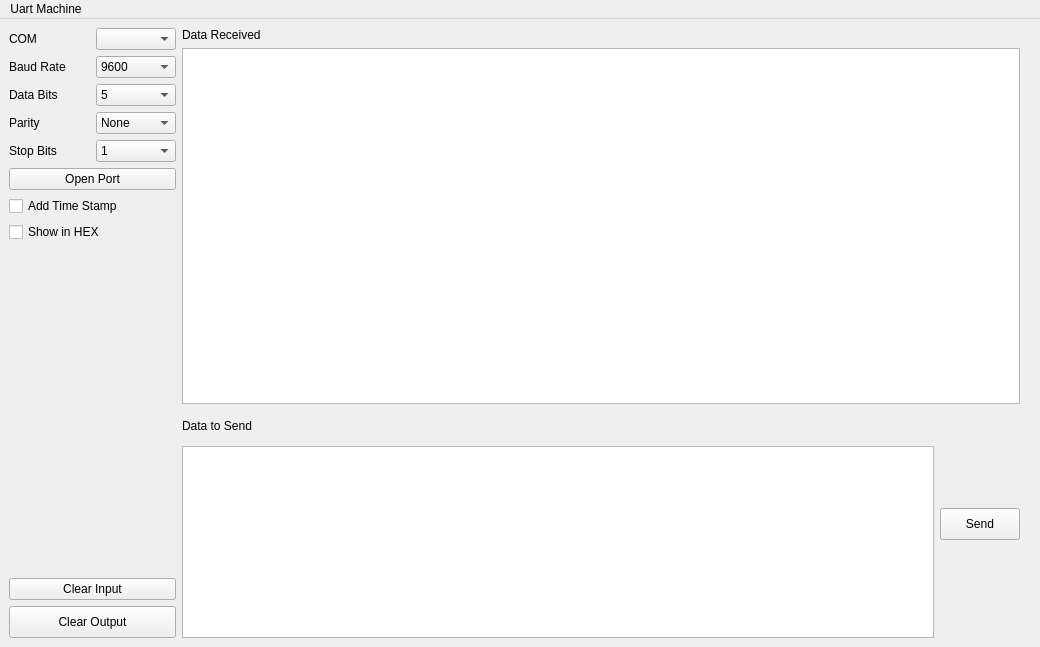
Above: mainwindow.ui from yuukidach/Serial-Machine before the change. Below: the same form after it.
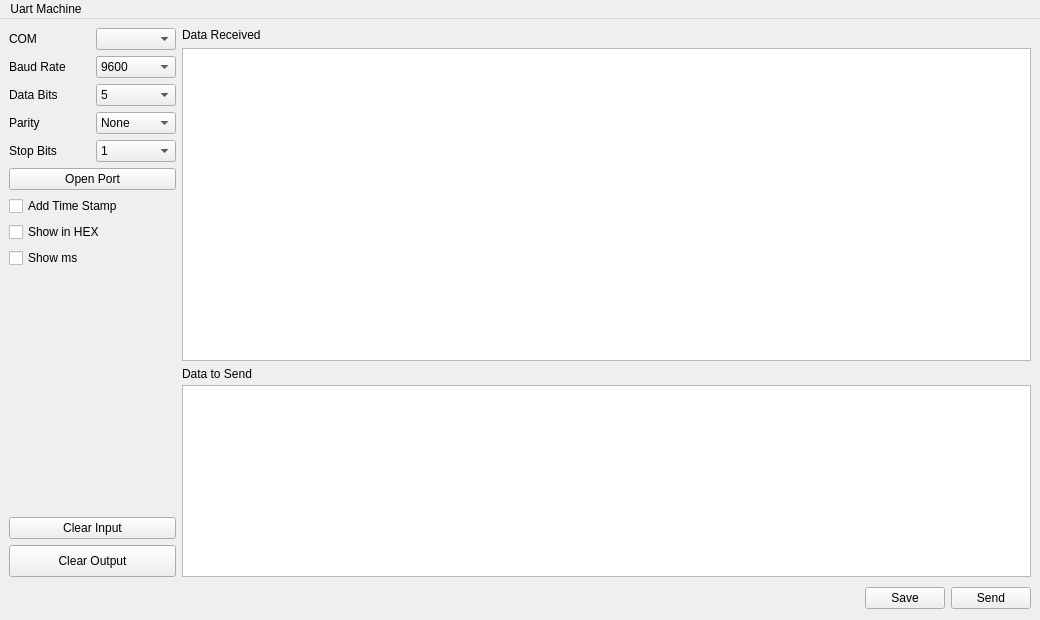
That is the form after the change.

```diff
--- a/mainwindow.ui
+++ b/mainwindow.ui
@@ -7,7 +7,7 @@
     <x>0</x>
     <y>0</y>
     <width>1040</width>
-    <height>647</height>
+    <height>620</height>
    </rect>
   </property>
   <property name="sizePolicy">
@@ -29,15 +29,9 @@
      <verstretch>0</verstretch>
     </sizepolicy>
    </property>
-   <layout class="QGridLayout" name="gridLayout_7">
-    <property name="rightMargin">
-     <number>20</number>
-    </property>
-    <item row="0" column="0">
      <layout class="QGridLayout" name="gridLayout_3">
-      <property name="sizeConstraint">
-       <enum>QLayout::SetDefaultConstraint</enum>
-      </property>
+    <item row="0" column="0">
+     <layout class="QGridLayout" name="gridLayout_2">
       <item row="0" column="0">
        <widget class="QLabel" name="label">
         <property name="text">
@@ -195,15 +189,82 @@
         </property>
        </widget>
       </item>
+      <item row="8" column="0" colspan="2">
+       <widget class="QCheckBox" name="hexCkBox_2">
+        <property name="text">
+         <string>Show ms</string>
+        </property>
+       </widget>
+      </item>
      </layout>
     </item>
-    <item row="3" column="2" rowspan="3">
+    <item row="6" column="0">
+     <widget class="QPushButton" name="clearInButton">
+      <property name="sizePolicy">
+       <sizepolicy hsizetype="Minimum" vsizetype="Minimum">
+        <horstretch>0</horstretch>
+        <verstretch>0</verstretch>
+       </sizepolicy>
+      </property>
+      <property name="text">
+       <string>Clear Input</string>
+      </property>
+     </widget>
+    </item>
+    <item row="8" column="2">
+     <layout class="QGridLayout" name="gridLayout">
+      <property name="topMargin">
+       <number>4</number>
+      </property>
+      <property name="bottomMargin">
+       <number>2</number>
+      </property>
+      <item row="0" column="0">
+       <widget class="QPushButton" name="saveButton">
+        <property name="enabled">
+         <bool>true</bool>
+        </property>
+        <property name="sizePolicy">
+         <sizepolicy hsizetype="Minimum" vsizetype="Minimum">
+          <horstretch>0</horstretch>
+          <verstretch>0</verstretch>
+         </sizepolicy>
+        </property>
+        <property name="maximumSize">
+         <size>
+          <width>16777215</width>
+          <height>32</height>
+         </size>
+        </property>
+        <property name="sizeIncrement">
+         <size>
+          <width>0</width>
+          <height>0</height>
+         </size>
+        </property>
+        <property name="font">
+         <font>
+          <underline>false</underline>
+         </font>
+        </property>
+        <property name="styleSheet">
+         <string notr="true"/>
+        </property>
+        <property name="text">
+         <string>Save</string>
+        </property>
+        <property name="checkable">
+         <bool>false</bool>
+        </property>
+       </widget>
+      </item>
+      <item row="0" column="1">
      <widget class="QPushButton" name="sendButton">
       <property name="enabled">
        <bool>true</bool>
       </property>
       <property name="sizePolicy">
-       <sizepolicy hsizetype="Minimum" vsizetype="Ignored">
+         <sizepolicy hsizetype="Minimum" vsizetype="Minimum">
         <horstretch>0</horstretch>
         <verstretch>0</verstretch>
        </sizepolicy>
@@ -236,7 +297,34 @@
       </property>
      </widget>
     </item>
-    <item row="0" column="1" rowspan="3" colspan="2">
+     </layout>
+    </item>
+    <item row="7" column="0">
+     <widget class="QPushButton" name="clearOutButton">
+      <property name="sizePolicy">
+       <sizepolicy hsizetype="Minimum" vsizetype="Minimum">
+        <horstretch>0</horstretch>
+        <verstretch>0</verstretch>
+       </sizepolicy>
+      </property>
+      <property name="minimumSize">
+       <size>
+        <width>0</width>
+        <height>32</height>
+       </size>
+      </property>
+      <property name="maximumSize">
+       <size>
+        <width>16777215</width>
+        <height>32</height>
+       </size>
+      </property>
+      <property name="text">
+       <string>Clear Output</string>
+      </property>
+     </widget>
+    </item>
+    <item row="0" column="1" rowspan="2" colspan="2">
      <layout class="QGridLayout" name="gridLayout_4">
       <property name="horizontalSpacing">
        <number>0</number>
@@ -253,7 +341,7 @@
       </item>
      </layout>
     </item>
-    <item row="1" column="0" rowspan="4">
+    <item row="1" column="0" rowspan="2">
      <spacer name="verticalSpacer">
       <property name="orientation">
        <enum>Qt::Vertical</enum>
@@ -266,7 +354,7 @@
       </property>
      </spacer>
     </item>
-    <item row="3" column="1" rowspan="3">
+    <item row="2" column="1" rowspan="6" colspan="2">
      <layout class="QGridLayout" name="gridLayout_5" rowstretch="1,0">
       <property name="horizontalSpacing">
        <number>1</number>
@@ -295,60 +383,29 @@
           <verstretch>0</verstretch>
          </sizepolicy>
         </property>
+        <property name="font">
+         <font>
+          <family>.SF NS Text</family>
+         </font>
+        </property>
        </widget>
       </item>
      </layout>
     </item>
-    <item row="5" column="0">
-     <layout class="QGridLayout" name="gridLayout_6">
-      <item row="0" column="0">
-       <widget class="QPushButton" name="clearInButton">
-        <property name="text">
-         <string>Clear Input</string>
-        </property>
-       </widget>
-      </item>
-      <item row="1" column="0">
-       <widget class="QPushButton" name="clearOutButton">
-        <property name="minimumSize">
+    <item row="8" column="1">
+     <spacer name="horizontalSpacer">
+      <property name="orientation">
+       <enum>Qt::Horizontal</enum>
+      </property>
+      <property name="sizeHint" stdset="0">
          <size>
-          <width>0</width>
-          <height>32</height>
-         </size>
-        </property>
-        <property name="maximumSize">
-         <size>
-          <width>16777215</width>
-          <height>32</height>
-         </size>
-        </property>
-        <property name="text">
-         <string>Clear Output</string>
-        </property>
-       </widget>
-      </item>
-     </layout>
-    </item>
-   </layout>
-   <zorder>openButton</zorder>
-   <zorder>portBox</zorder>
-   <zorder>baudBox</zorder>
-   <zorder>dataBitsBox</zorder>
-   <zorder>parityBox</zorder>
-   <zorder>stopBitsBox</zorder>
-   <zorder>rcvEdit</zorder>
-   <zorder>clearInButton</zorder>
-   <zorder>clearOutButton</zorder>
-   <zorder>label</zorder>
-   <zorder>label_2</zorder>
-   <zorder>label_3</zorder>
-   <zorder>label_4</zorder>
-   <zorder>label_5</zorder>
-   <zorder>label_6</zorder>
-   <zorder>stampCkBox</zorder>
-   <zorder>hexCkBox</zorder>
-   <zorder></zorder>
-   <zorder></zorder>
+        <width>679</width>
+        <height>10</height>
+       </size>
+      </property>
+     </spacer>
+    </item>
+   </layout>
    <zorder></zorder>
    <zorder></zorder>
    <zorder>verticalSpacer</zorder>
```
Left out of the diff: 6 changed lines with no effect on the pictures. Lines whose indentation alone changed are shown as unchanged.
